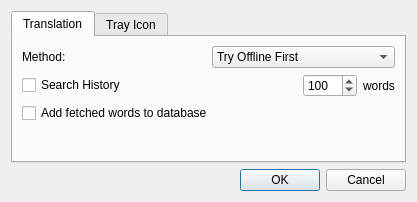
Old version of the form ui/configwindow.ui in the repository jnmbk/boncuk.
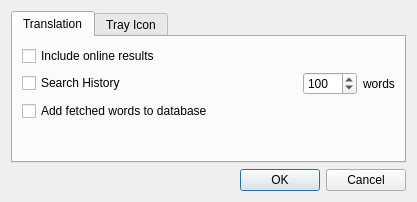
New version of the form. Icons and pictures are not drawn.

Commit message: feat: simpler hybrid search

```diff
--- a/ui/configwindow.ui
+++ b/ui/configwindow.ui
@@ -31,34 +31,11 @@
       </attribute>
       <layout class="QGridLayout" name="gridLayout" >
        <item row="0" column="0" >
-        <layout class="QHBoxLayout" >
-         <item>
-          <widget class="QLabel" name="label_2" >
-           <property name="text" >
-            <string>Method:</string>
-           </property>
-          </widget>
-         </item>
-         <item>
-          <widget class="QComboBox" name="translation_method" >
-           <item>
-            <property name="text" >
-             <string>Try Offline First</string>
-            </property>
-           </item>
-           <item>
-            <property name="text" >
-             <string>Always Offline</string>
-            </property>
-           </item>
-           <item>
-            <property name="text" >
-             <string>Always Online</string>
-            </property>
-           </item>
-          </widget>
-         </item>
-        </layout>
+        <widget class="QCheckBox" name="online_search_enable" >
+         <property name="text" >
+          <string>Include online results</string>
+         </property>
+        </widget>
        </item>
        <item row="1" column="0" >
         <layout class="QHBoxLayout" >
```
The commit also changes 5 other files.
